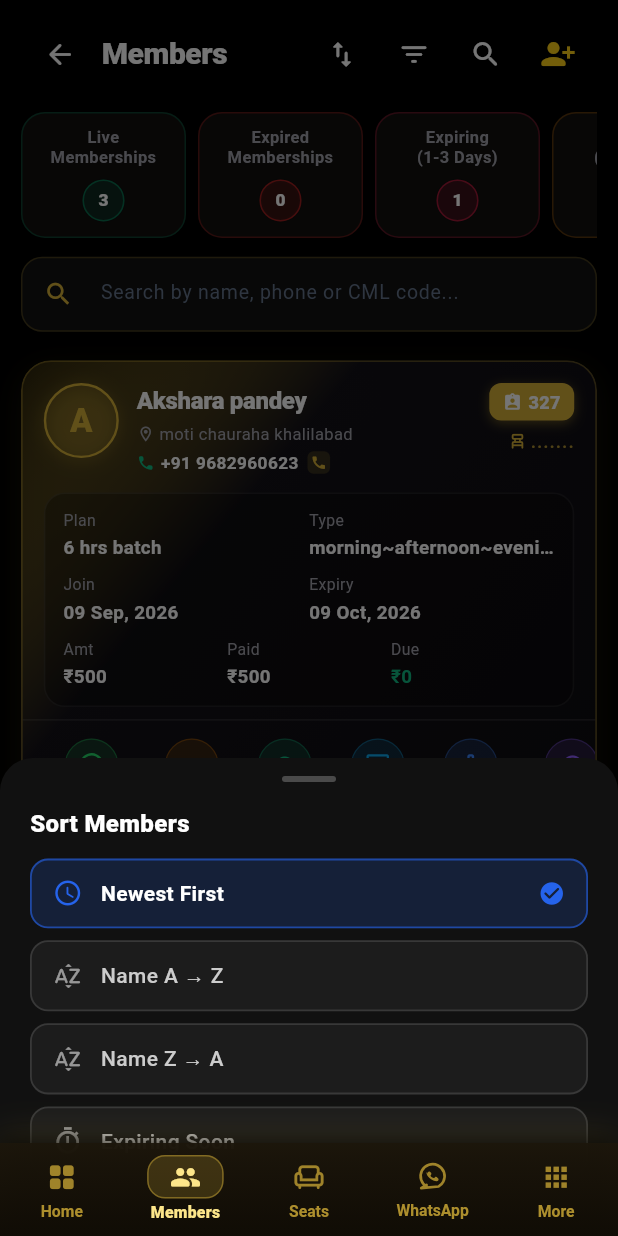
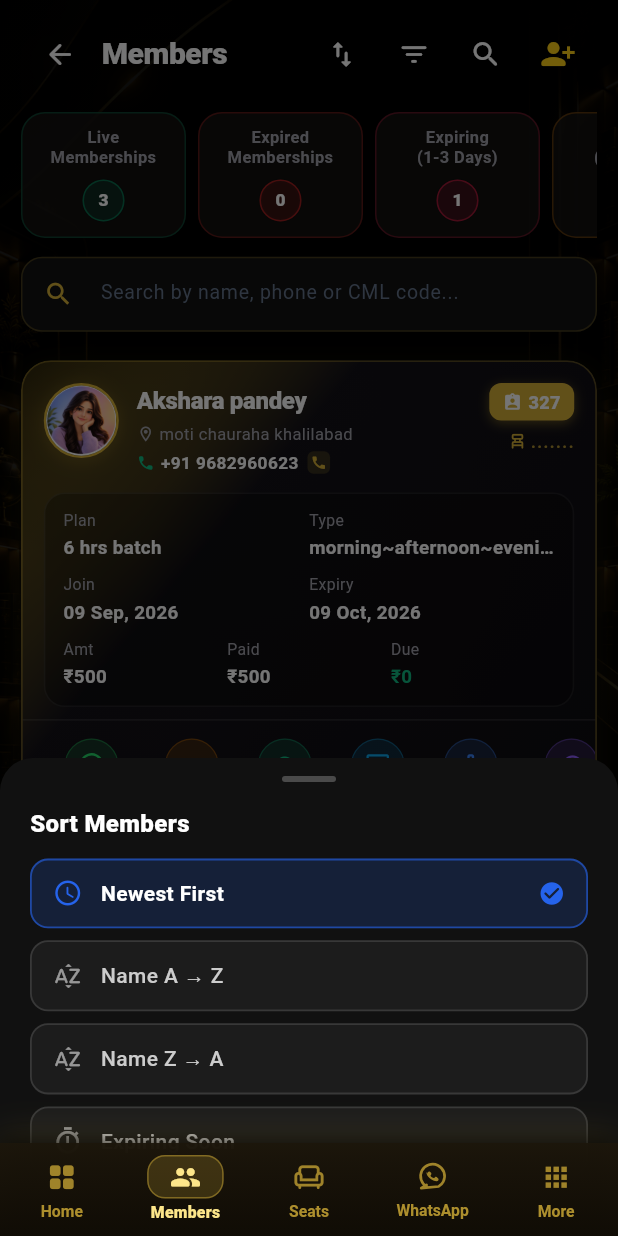
Before and after one commit to iPrashant2003/Chintamani-Library, a Flutter app: the MembersScreen screen opened by its route, after a tap on the "swap vert" icon, on a phone screen of 412 x 824 dp. Run offline on Flutter 3.47's test engine with Material 3 defaults, Android fonts, the light colour scheme and no system bars; drawn by our look-alikes of flutter_animate; our stand-ins replace cached_network_image, connectivity_plus, dio, flutter_riverpod, flutter_secure_storage, go_router and 6 more; accounts and stored records are empty; network calls fail.

Commit message:
feat: Member selfie cards, gender avatars, LAN Universal QR, AmbientBackground rollout, update service fix (v2.3.0+29)

```diff
--- a/apps/mobile/lib/core/services/app_update_service.dart
+++ b/apps/mobile/lib/core/services/app_update_service.dart
@@ -48,7 +48,7 @@ class AppUpdateInfo {
 
 class AppUpdateService {
   static const currentVersion = '2.3.0';
-  static const currentBuildNumber = 27;
+  static const currentBuildNumber = 29;
   static const _platformChannel = MethodChannel('com.chintamani.library/app_updater');
 
   static const _defaultManifestUrl =
--- a/apps/mobile/lib/core/services/database_backup_service.dart
+++ b/apps/mobile/lib/core/services/database_backup_service.dart
@@ -213,6 +213,7 @@ class DatabaseBackupService {
         'id': 'mem-akshara-327',
         'memberCode': 'CML-327',
         'name': 'Akshara pandey',
+        'gender': 'female',
         'phone': '+91 9682960623',
         'address': 'moti chauraha khalilabad',
         'branchId': 'chintamani-khalilabad',
@@ -235,6 +236,7 @@ class DatabaseBackupService {
         'id': 'mem-sarita-325',
         'memberCode': 'CML-325',
         'name': 'Sarita pandey',
+        'gender': 'female',
         'phone': '+91 9956360042',
         'address': 'madya khalilabad',
         'branchId': 'chintamani-khalilabad',
@@ -257,6 +259,7 @@ class DatabaseBackupService {
         'id': 'mem-kajal-324',
         'memberCode': 'CML-324',
         'name': 'Kajal mishra',
+        'gender': 'female',
         'phone': '+91 9559117047',
         'address': 'madya khalilabad',
         'branchId': 'chintamani-khalilabad',
--- /dev/null
+++ b/apps/mobile/lib/core/utils/member_image_helper.dart
@@ -0,0 +1,194 @@
+import 'dart:io';
+import 'package:cached_network_image/cached_network_image.dart';
+import 'package:flutter/material.dart';
+import '../../features/members/domain/member_model.dart';
+import '../api/api_endpoints.dart';
+
+/// Centralised member profile image resolver.
+///
+/// Priority:
+///   1. Uploaded selfie (photoUrl on member record, served by backend uploads/ or network/file URL)
+///   2. Gender-specific default asset (assets/images/avatar_male.png / assets/images/avatar_female.png)
+///   3. Generic safe fallback (assets/images/avatar_male.png)
+class MemberImageHelper {
+  MemberImageHelper._();
+
+  static const String assetMale = 'assets/images/avatar_male.png';
+  static const String assetFemale = 'assets/images/avatar_female.png';
+
+  /// Returns [true] if the member has a photo URL set.
+  static bool hasPhoto(Member member) {
+    return member.photoUrl != null && member.photoUrl!.trim().isNotEmpty;
+  }
+
+  /// Returns [true] if a photo URL string is present and valid.
+  static bool isValidPhotoUrl(String? url) {
+    return url != null && url.trim().isNotEmpty && url.trim() != 'null';
+  }
+
+  /// Formats any photo URL string into a fully-qualified reachable URL.
+  static String formatPhotoUrl(String rawUrl) {
+    final trimmed = rawUrl.trim();
+    if (trimmed.startsWith('http://') || trimmed.startsWith('https://')) {
+      return trimmed;
+    }
+    // Relative path — prepend backend base + uploads
+    String base = ApiEndpoints.baseUrl.trim();
+    while (base.endsWith('/')) base = base.substring(0, base.length - 1);
+    String path = trimmed;
+    while (path.startsWith('/')) path = path.substring(1);
+    if (path.startsWith('uploads/')) {
+      return '$base/$path';
+    }
+    return '$base/uploads/$path';
+  }
+
+  /// Returns the full image URL for a member's uploaded photo.
+  static String getPhotoUrl(Member member) {
+    return formatPhotoUrl(member.photoUrl ?? '');
+  }
+
+  /// Asset path for a gender-specific default avatar based on gender string.
+  static String getDefaultAssetForGender(String? gender) {
+    final g = (gender ?? '').toLowerCase().trim();
+    if (g == 'female' || g == 'f' || g == 'girl' || g == 'woman') {
+      return assetFemale;
+    }
+    return assetMale;
+  }
+
+  /// Asset path for a gender-specific default avatar for a [Member].
+  static String getDefaultAsset(Member member) {
+    return getDefaultAssetForGender(member.gender);
+  }
+
+  /// Centralized image provider resolver as specified by requirement:
+  /// getMemberProfileImage(member)
+  /// Returns:
+  ///   1. Uploaded selfie, if available.
+  ///   2. Otherwise gender-specific default.
+  ///   3. Otherwise generic fallback.
+  static ImageProvider getMemberProfileImage(Member member) {
+    return resolveProfileImage(photoUrl: member.photoUrl, gender: member.gender);
+  }
+
+  /// Resolves an [ImageProvider] from raw photoUrl and gender strings.
+  static ImageProvider resolveProfileImage({String? photoUrl, String? gender}) {
+    if (isValidPhotoUrl(photoUrl)) {
+      final url = photoUrl!.trim();
+      if (url.startsWith('http://') || url.startsWith('https://')) {
+        return CachedNetworkImageProvider(url);
+      }
+      if (url.startsWith('/') && File(url).existsSync()) {
+        return FileImage(File(url));
+      }
+      return CachedNetworkImageProvider(formatPhotoUrl(url));
+    }
+    return AssetImage(getDefaultAssetForGender(gender));
+  }
+
+  /// Returns a circular Flutter [Widget] with the member's profile image.
+  /// Handles loading, caching, gender fallback, and initials on error.
+  static Widget buildAvatar({
+    required Member member,
+    required double size,
+    BoxFit fit = BoxFit.cover,
+    Widget? errorWidget,
+    Color? accentColor,
+  }) {
+    return buildAvatarFromData(
+      photoUrl: member.photoUrl,
+      gender: member.gender,
+      name: member.name,
+      size: size,
+      fit: fit,
+      errorWidget: errorWidget,
+      accentColor: accentColor,
+    );
+  }
+
+  /// Generalized avatar builder accepting raw attributes.
+  static Widget buildAvatarFromData({
+    String? photoUrl,
+    String? gender,
+    required String name,
+    required double size,
+    BoxFit fit = BoxFit.cover,
+    Widget? errorWidget,
+    Color? accentColor,
+  }) {
+    final fallback = errorWidget ??
+        _initialsWidget(name, size, accentColor ?? const Color(0xFFD4AF37));
+
+    if (isValidPhotoUrl(photoUrl)) {
+      final fullUrl = formatPhotoUrl(photoUrl!);
+      return ClipOval(
+        child: CachedNetworkImage(
+          imageUrl: fullUrl,
+          width: size,
+          height: size,
+          fit: fit,
+          placeholder: (ctx, url) => _shimmerPlaceholder(size),
+          errorWidget: (ctx, url, err) {
+            // Fall through to gender default on network failure
+            return ClipOval(
+              child: Image.asset(
+                getDefaultAssetForGender(gender),
+                width: size,
+                height: size,
+                fit: fit,
+                errorBuilder: (_, __, ___) => fallback,
+              ),
+            );
+          },
+        ),
+      );
+    }
+
+    return ClipOval(
+      child: Image.asset(
+        getDefaultAssetForGender(gender),
+        width: size,
+        height: size,
+        fit: fit,
+        errorBuilder: (_, __, ___) => fallback,
+      ),
+    );
+  }
+
+  // ── Private helpers ──────────────────────────────────────────────────────
+
+  static Widget _initialsWidget(String name, double size, Color accent) {
+    final initial = name.trim().isNotEmpty ? name.trim()[0].toUpperCase() : 'M';
+    return Container(
+      width: size,
+      height: size,
+      color: accent.withOpacity(0.15),
+      child: Center(
+        child: Text(
+          initial,
+          style: TextStyle(
+            color: accent,
+            fontSize: size * 0.44,
+            fontWeight: FontWeight.w900,
+          ),
+        ),
+      ),
+    );
+  }
+
+  static Widget _shimmerPlaceholder(double size) {
+    return Container(
+      width: size,
+      height: size,
+      color: Colors.white.withOpacity(0.06),
+    );
+  }
+}
+
+extension StringCharTrimming on String {
+  String trimSuffix(String char) =>
+      endsWith(char) ? substring(0, length - char.length) : this;
+  String trimPrefix(String char) =>
+      startsWith(char) ? substring(char.length) : this;
+}
--- a/apps/mobile/lib/features/attendance/presentation/attendance_screen.dart
+++ b/apps/mobile/lib/features/attendance/presentation/attendance_screen.dart
@@ -129,7 +129,8 @@ class _AttendanceScreenState extends ConsumerState<AttendanceScreen> {
     return Scaffold(
       backgroundColor: Colors.transparent,
       body: AmbientBackground(
-        child: SafeArea(
+          imagePath: 'assets/images/dashboard_bg.png',
+          child: SafeArea(
           bottom: false,
           child: Column(
             children: [
--- a/apps/mobile/lib/features/lockers/presentation/lockers_screen.dart
+++ b/apps/mobile/lib/features/lockers/presentation/lockers_screen.dart
@@ -142,7 +142,8 @@ class _LockersScreenState extends ConsumerState<LockersScreen> {
     return Scaffold(
       backgroundColor: Colors.transparent,
       body: AmbientBackground(
-        child: SafeArea(
+          imagePath: 'assets/images/dashboard_bg.png',
+          child: SafeArea(
           bottom: false,
           child: Column(
             children: [
--- a/apps/mobile/lib/features/members/presentation/member_detail_screen.dart
+++ b/apps/mobile/lib/features/members/presentation/member_detail_screen.dart
@@ -69,10 +69,8 @@ class _MemberDetailScreenState extends ConsumerState<MemberDetailScreen> with Si
                 ),
                 child: Row(
                   children: [
-                    MemberAvatar(
-                      name: member.name,
-                      photoUrl: member.photoUrl,
-                      isActive: member.isActive,
+                    MemberAvatar.fromMember(
+                      member: member,
                       radius: 32,
                     ),
                     const SizedBox(width: 14),
--- a/apps/mobile/lib/features/members/presentation/members_screen.dart
+++ b/apps/mobile/lib/features/members/presentation/members_screen.dart
@@ -74,6 +74,7 @@ class _MembersScreenState extends ConsumerState<MembersScreen> {
     return Scaffold(
       backgroundColor: Colors.transparent,
       body: AmbientBackground(
+        imagePath: 'assets/images/dashboard_bg.png',
         child: SafeArea(
           bottom: false,
           child: Column(
--- a/apps/mobile/lib/features/members/presentation/widgets/member_card.dart
+++ b/apps/mobile/lib/features/members/presentation/widgets/member_card.dart
@@ -8,6 +8,7 @@ import '../../domain/member_model.dart';
 import '../../data/member_repository.dart';
 import '../../../../theme/app_colors.dart';
 import '../../../../widgets/whatsapp_logo.dart';
+import '../../../../core/utils/member_image_helper.dart';
 
 class MemberCard extends ConsumerStatefulWidget {
   final Member member;
@@ -797,15 +798,10 @@ class _MemberCardState extends ConsumerState<MemberCard> {
                                   ),
                                 ],
                               ),
-                              child: Center(
-                                child: Text(
-                                  member.name.isNotEmpty ? member.name.substring(0, 1).toUpperCase() : 'S',
-                                  style: TextStyle(
-                                    color: cardAccent,
-                                    fontSize: 22,
-                                    fontWeight: FontWeight.w900,
-                                  ),
-                                ),
+                              child: MemberImageHelper.buildAvatar(
+                                member: member,
+                                size: 50,
+                                accentColor: cardAccent,
                               ),
                             ),
                             const SizedBox(width: 12),
--- a/apps/mobile/lib/features/payments/presentation/payments_screen.dart
+++ b/apps/mobile/lib/features/payments/presentation/payments_screen.dart
@@ -74,7 +74,8 @@ class PaymentsScreen extends ConsumerWidget {
     return Scaffold(
       backgroundColor: Colors.transparent,
       body: AmbientBackground(
-        child: SafeArea(
+          imagePath: 'assets/images/dashboard_bg.png',
+          child: SafeArea(
           bottom: false,
           child: Column(
             children: [
--- a/apps/mobile/lib/features/seats/presentation/seats_screen.dart
+++ b/apps/mobile/lib/features/seats/presentation/seats_screen.dart
@@ -219,7 +219,8 @@ class _SeatsScreenState extends ConsumerState<SeatsScreen> {
     return Scaffold(
       backgroundColor: Colors.transparent,
       body: AmbientBackground(
-        child: SafeArea(
+          imagePath: 'assets/images/dashboard_bg.png',
+          child: SafeArea(
           bottom: false,
           child: Column(
             children: [
--- a/apps/mobile/pubspec.yaml
+++ b/apps/mobile/pubspec.yaml
@@ -1,7 +1,7 @@
 name: chintamani_library
 description: Chintamani Library Management System
 publish_to: 'none'
-version: 2.3.0+28
+version: 2.3.0+29
 
 environment:
   sdk: '>=3.0.0 <4.0.0'
```
Also changed, not shown: apps/mobile/lib/features/qr_code/presentation/universal_qr_screen.dart (+19 -5 lines), apps/mobile/lib/features/whatsapp/presentation/whatsapp_screen.dart (+25 -13 lines), apps/mobile/lib/widgets/member_avatar.dart (+41 -23 lines), version.json (+11 -8 lines), apps/mobile/assets/images/avatar_female.png (added), apps/mobile/assets/images/avatar_male.png (added), 4 other files.
